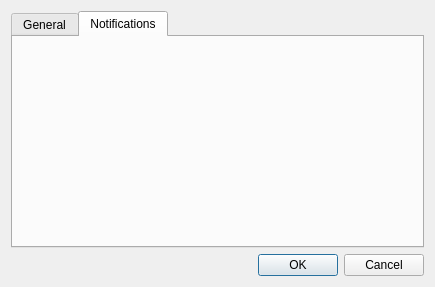
Old version of the form ui/settings.ui in the repository middleofdreams/workload.
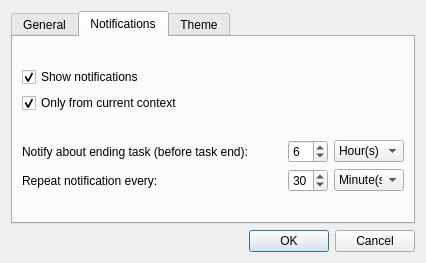
New version of the form. The open tabs and pages were chosen to show the change.

Commit message: (almost) fully working settings: settings windows and settings as such. added option to remove due date from task

Patch:
```diff
--- a/ui/settings.ui
+++ b/ui/settings.ui
@@ -6,8 +6,8 @@
    <rect>
     <x>0</x>
     <y>0</y>
-    <width>435</width>
-    <height>287</height>
+    <width>426</width>
+    <height>263</height>
    </rect>
   </property>
   <property name="windowTitle">
@@ -45,6 +45,127 @@
      <widget class="QWidget" name="notificationsTab">
       <attribute name="title">
        <string>Notifications</string>
+      </attribute>
+      <layout class="QVBoxLayout" name="verticalLayout_2">
+       <item>
+        <layout class="QGridLayout" name="gridLayout_2">
+         <item row="0" column="0">
+          <widget class="QCheckBox" name="notificationsOn">
+           <property name="text">
+            <string>Show notifications</string>
+           </property>
+           <property name="checked">
+            <bool>true</bool>
+           </property>
+          </widget>
+         </item>
+         <item row="1" column="0">
+          <widget class="QCheckBox" name="notificationsCurrentContext">
+           <property name="text">
+            <string>Only from current context</string>
+           </property>
+           <property name="checked">
+            <bool>true</bool>
+           </property>
+          </widget>
+         </item>
+        </layout>
+       </item>
+       <item>
+        <layout class="QGridLayout" name="gridLayout">
+         <item row="1" column="0">
+          <widget class="QLabel" name="label_5">
+           <property name="text">
+            <string>Repeat notification every:</string>
+           </property>
+          </widget>
+         </item>
+         <item row="0" column="0">
+          <widget class="QLabel" name="label_4">
+           <property name="text">
+            <string>Notify about ending task (before task end):</string>
+           </property>
+          </widget>
+         </item>
+         <item row="1" column="1">
+          <widget class="QSpinBox" name="notifyIntervalSpin">
+           <property name="maximumSize">
+            <size>
+             <width>40</width>
+             <height>16777215</height>
+            </size>
+           </property>
+           <property name="maximum">
+            <number>60</number>
+           </property>
+           <property name="value">
+            <number>30</number>
+           </property>
+          </widget>
+         </item>
+         <item row="0" column="2">
+          <widget class="QComboBox" name="notifyTimeUnit">
+           <property name="maximumSize">
+            <size>
+             <width>70</width>
+             <height>16777215</height>
+            </size>
+           </property>
+           <item>
+            <property name="text">
+             <string>Hour(s)</string>
+            </property>
+           </item>
+           <item>
+            <property name="text">
+             <string>Minute(s)</string>
+            </property>
+           </item>
+          </widget>
+         </item>
+         <item row="0" column="1">
+          <widget class="QSpinBox" name="notifyTimeSpin">
+           <property name="maximumSize">
+            <size>
+             <width>40</width>
+             <height>16777215</height>
+            </size>
+           </property>
+           <property name="value">
+            <number>6</number>
+           </property>
+          </widget>
+         </item>
+         <item row="1" column="2">
+          <widget class="QComboBox" name="notifyIntervalUnit">
+           <property name="maximumSize">
+            <size>
+             <width>70</width>
+             <height>16777215</height>
+            </size>
+           </property>
+           <property name="currentIndex">
+            <number>1</number>
+           </property>
+           <item>
+            <property name="text">
+             <string>Hour(s)</string>
+            </property>
+           </item>
+           <item>
+            <property name="text">
+             <string>Minute(s)</string>
+            </property>
+           </item>
+          </widget>
+         </item>
+        </layout>
+       </item>
+      </layout>
+     </widget>
+     <widget class="QWidget" name="themeTab">
+      <attribute name="title">
+       <string>Theme</string>
       </attribute>
      </widget>
     </widget>
```
Left out of the diff: 108 changed lines with no effect on the pictures. The commit also changes 12 other files.
